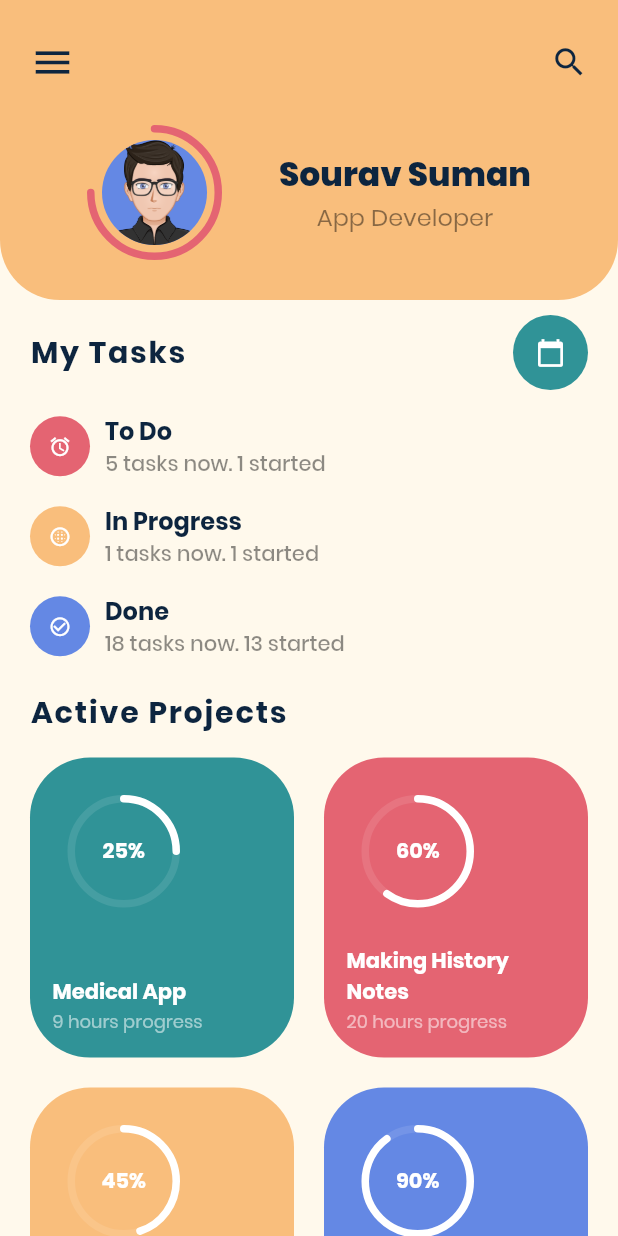
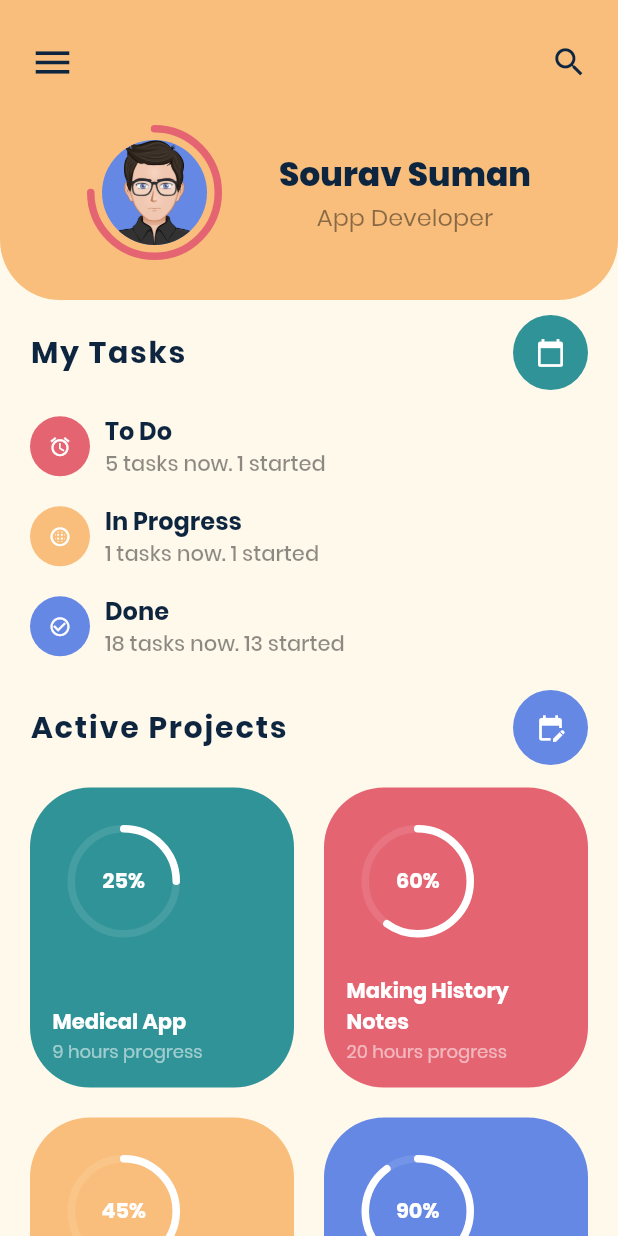
Before and after one commit to xihadulislam/Task-Planner, a Flutter app: the screen it shows after launch, on a phone screen of 412 x 824 dp. Run offline on Flutter 3.47's test engine with Material 2 defaults, Android fonts, the phone set to English and light mode, and no system bars; drawn by our look-alikes of percent_indicator; our stand-ins replace get.

Commit message:
modification start

```diff
--- a/lib/app/modules/home/views/home_view.dart
+++ b/lib/app/modules/home/views/home_view.dart
@@ -30,6 +30,17 @@ class HomeView extends GetView<HomeController> {
       backgroundColor: LightColors.kGreen,
       child: Icon(
         Icons.calendar_today,
+        size: 20.0,
+        color: Colors.white,
+      ),
+    );
+  }
+  static CircleAvatar editIcon() {
+    return CircleAvatar(
+      radius: 25.0,
+      backgroundColor: LightColors.kBlue,
+      child: Icon(
+        Icons.edit_calendar,
         size: 20.0,
         color: Colors.white,
       ),
@@ -175,7 +186,26 @@ class HomeView extends GetView<HomeController> {
                       child: Column(
                         crossAxisAlignment: CrossAxisAlignment.start,
                         children: <Widget>[
-                          subheading('Active Projects'),
+
+                          Row(
+                            crossAxisAlignment: CrossAxisAlignment.center,
+                            mainAxisAlignment: MainAxisAlignment.spaceBetween,
+                            children: <Widget>[
+                              subheading('Active Projects'),
+                              GestureDetector(
+                                onTap: () {
+                                  Navigator.push(
+                                    context,
+                                    MaterialPageRoute(
+                                        builder: (context) => CalendarView()),
+                                  );
+                                },
+                                child: editIcon(),
+                              ),
+                            ],
+                          ),
+
+
                           SizedBox(height: 5.0),
                           Row(
                             children: <Widget>[
--- a/lib/core/light_colors.dart
+++ b/lib/core/light_colors.dart
@@ -5,6 +5,7 @@ class LightColors  {
   static const Color kLightYellow2 = Color(0xFFFFE4C7);
   static const Color kDarkYellow = Color(0xFFF9BE7C);
   static const Color kPalePink = Color(0xFFFED4D6);
+  static const Color kPurple = Color(0xFFAE74EA);
 
   static const Color kRed = Color(0xFFE46472);
   static const Color kLavender = Color(0xFFD5E4FE);
```
